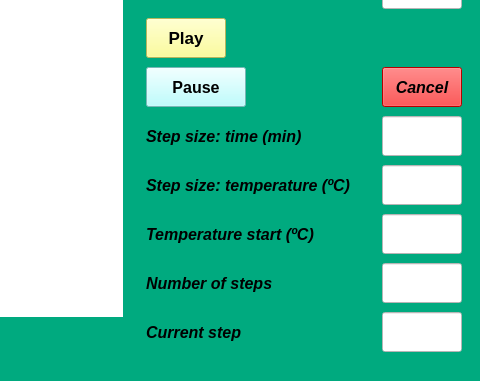
First picture: the form in TCSystem.ui, repository NaldoHoracio/TemperatureControlSystem, before the edit; both pictures show x 420 to 900 and y 199 to 580 of the 900 by 580 pixel window.
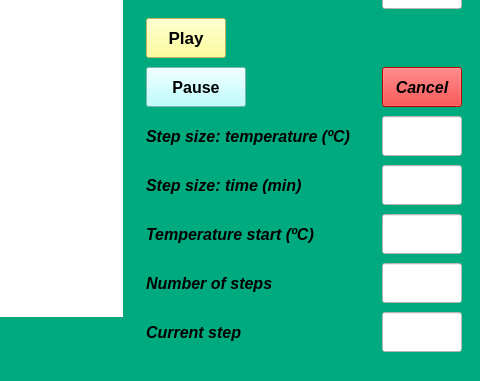
Second picture: the form after the edit. Icons and pictures are not drawn.

Commit message: Implements button functions.

The edit to the form file:
```diff
--- a/TCSystem.ui
+++ b/TCSystem.ui
@@ -464,48 +464,6 @@
          </property>
         </widget>
        </item>
-       <item row="8" column="0">
-        <widget class="QLabel" name="labelTimeStepM2">
-         <property name="sizePolicy">
-          <sizepolicy hsizetype="Fixed" vsizetype="Fixed">
-           <horstretch>0</horstretch>
-           <verstretch>0</verstretch>
-          </sizepolicy>
-         </property>
-         <property name="minimumSize">
-          <size>
-           <width>180</width>
-           <height>40</height>
-          </size>
-         </property>
-         <property name="maximumSize">
-          <size>
-           <width>135</width>
-           <height>40</height>
-          </size>
-         </property>
-         <property name="sizeIncrement">
-          <size>
-           <width>0</width>
-           <height>0</height>
-          </size>
-         </property>
-         <property name="font">
-          <font>
-           <pointsize>12</pointsize>
-           <weight>75</weight>
-           <italic>true</italic>
-           <bold>true</bold>
-          </font>
-         </property>
-         <property name="text">
-          <string>Step size: time (min)</string>
-         </property>
-         <property name="alignment">
-          <set>Qt::AlignLeading|Qt::AlignLeft|Qt::AlignVCenter</set>
-         </property>
-        </widget>
-       </item>
        <item row="4" column="0">
         <widget class="QLabel" name="setTimeText">
          <property name="sizePolicy">
@@ -783,33 +741,6 @@
          </property>
         </widget>
        </item>
-       <item row="10" column="0">
-        <widget class="QLabel" name="labelStepSizeTempM2">
-         <property name="minimumSize">
-          <size>
-           <width>230</width>
-           <height>40</height>
-          </size>
-         </property>
-         <property name="maximumSize">
-          <size>
-           <width>230</width>
-           <height>40</height>
-          </size>
-         </property>
-         <property name="font">
-          <font>
-           <pointsize>12</pointsize>
-           <weight>75</weight>
-           <italic>true</italic>
-           <bold>true</bold>
-          </font>
-         </property>
-         <property name="text">
-          <string>Step size: temperature (ºC)</string>
-         </property>
-        </widget>
-       </item>
        <item row="6" column="2">
         <widget class="QPushButton" name="buttonCancel">
          <property name="sizePolicy">
@@ -1141,40 +1072,6 @@
          </property>
         </widget>
        </item>
-       <item row="8" column="2">
-        <widget class="QLineEdit" name="timeStepM2">
-         <property name="sizePolicy">
-          <sizepolicy hsizetype="Fixed" vsizetype="Fixed">
-           <horstretch>0</horstretch>
-           <verstretch>0</verstretch>
-          </sizepolicy>
-         </property>
-         <property name="minimumSize">
-          <size>
-           <width>80</width>
-           <height>40</height>
-          </size>
-         </property>
-         <property name="maximumSize">
-          <size>
-           <width>80</width>
-           <height>40</height>
-          </size>
-         </property>
-         <property name="font">
-          <font>
-           <family>Arial</family>
-           <pointsize>12</pointsize>
-          </font>
-         </property>
-         <property name="styleSheet">
-          <string notr="true">background-color: rgb(255, 255, 255);</string>
-         </property>
-         <property name="alignment">
-          <set>Qt::AlignCenter</set>
-         </property>
-        </widget>
-       </item>
        <item row="11" column="2">
         <widget class="QLineEdit" name="tempStartM2">
          <property name="sizePolicy">
@@ -1203,7 +1100,7 @@
          </property>
         </widget>
        </item>
-       <item row="10" column="2">
+       <item row="7" column="2">
         <widget class="QLineEdit" name="tempStepM2">
          <property name="minimumSize">
           <size>
@@ -1231,6 +1128,109 @@
          </property>
         </widget>
        </item>
+       <item row="9" column="2">
+        <widget class="QLineEdit" name="timeStepM2">
+         <property name="sizePolicy">
+          <sizepolicy hsizetype="Fixed" vsizetype="Fixed">
+           <horstretch>0</horstretch>
+           <verstretch>0</verstretch>
+          </sizepolicy>
+         </property>
+         <property name="minimumSize">
+          <size>
+           <width>80</width>
+           <height>40</height>
+          </size>
+         </property>
+         <property name="maximumSize">
+          <size>
+           <width>80</width>
+           <height>40</height>
+          </size>
+         </property>
+         <property name="font">
+          <font>
+           <family>Arial</family>
+           <pointsize>12</pointsize>
+          </font>
+         </property>
+         <property name="styleSheet">
+          <string notr="true">background-color: rgb(255, 255, 255);</string>
+         </property>
+         <property name="alignment">
+          <set>Qt::AlignCenter</set>
+         </property>
+        </widget>
+       </item>
+       <item row="7" column="0">
+        <widget class="QLabel" name="labelStepSizeTempM2">
+         <property name="minimumSize">
+          <size>
+           <width>230</width>
+           <height>40</height>
+          </size>
+         </property>
+         <property name="maximumSize">
+          <size>
+           <width>230</width>
+           <height>40</height>
+          </size>
+         </property>
+         <property name="font">
+          <font>
+           <pointsize>12</pointsize>
+           <weight>75</weight>
+           <italic>true</italic>
+           <bold>true</bold>
+          </font>
+         </property>
+         <property name="text">
+          <string>Step size: temperature (ºC)</string>
+         </property>
+        </widget>
+       </item>
+       <item row="9" column="0">
+        <widget class="QLabel" name="labelTimeStepM2">
+         <property name="sizePolicy">
+          <sizepolicy hsizetype="Fixed" vsizetype="Fixed">
+           <horstretch>0</horstretch>
+           <verstretch>0</verstretch>
+          </sizepolicy>
+         </property>
+         <property name="minimumSize">
+          <size>
+           <width>180</width>
+           <height>40</height>
+          </size>
+         </property>
+         <property name="maximumSize">
+          <size>
+           <width>135</width>
+           <height>40</height>
+          </size>
+         </property>
+         <property name="sizeIncrement">
+          <size>
+           <width>0</width>
+           <height>0</height>
+          </size>
+         </property>
+         <property name="font">
+          <font>
+           <pointsize>12</pointsize>
+           <weight>75</weight>
+           <italic>true</italic>
+           <bold>true</bold>
+          </font>
+         </property>
+         <property name="text">
+          <string>Step size: time (min)</string>
+         </property>
+         <property name="alignment">
+          <set>Qt::AlignLeading|Qt::AlignLeft|Qt::AlignVCenter</set>
+         </property>
+        </widget>
+       </item>
       </layout>
      </widget>
     </item>
```
Left out of the diff: 14 changed lines with no effect on the pictures. The commit also changes 4 other files.
